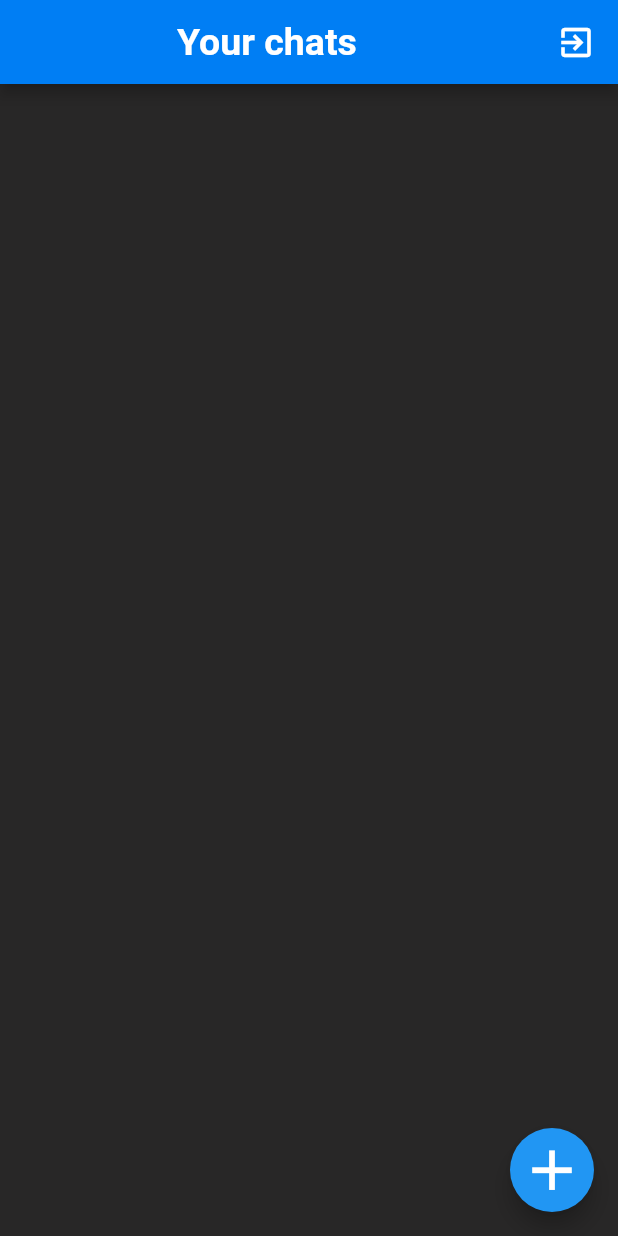
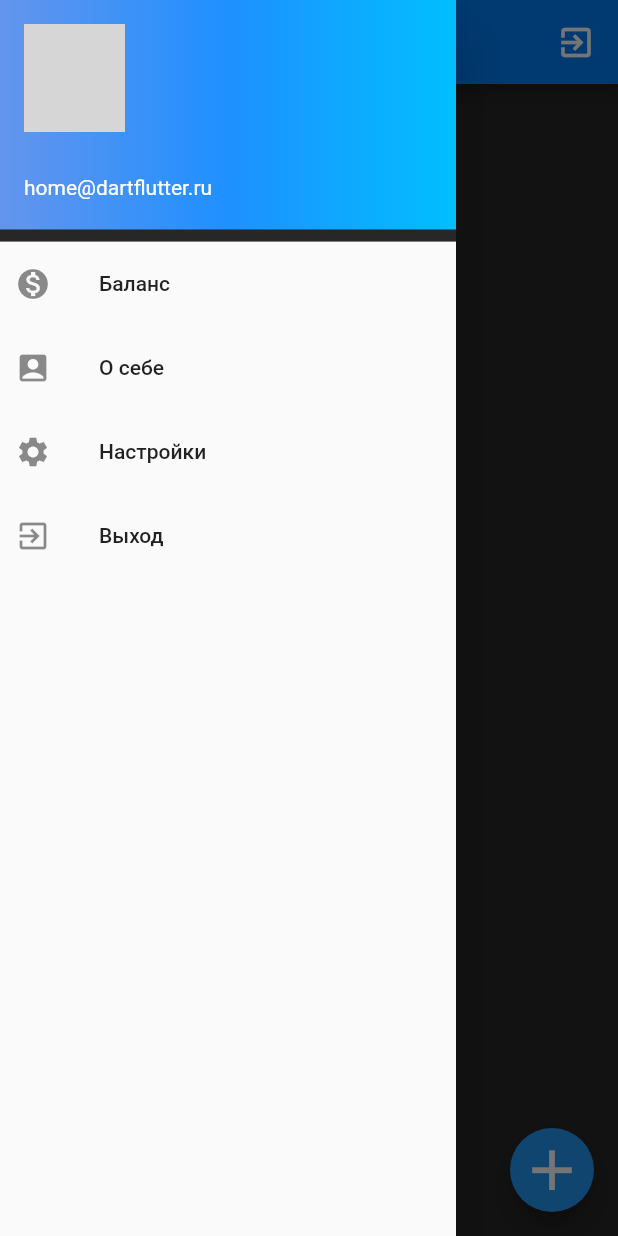
Before and after one commit to Oleksandr-Tkach1/flutter_chat_beta, a Flutter app: the screen it shows after launch, with the side drawer open (before the commit the screen has no drawer), on a phone screen of 412 x 824 dp. Run offline on Flutter 3.47's test engine with Material 2 defaults, Android fonts, the phone set to English and light mode, and no system bars; our stand-ins replace cloud_firestore, firebase_auth, firebase_core, shared_preferences; accounts and stored records are empty; network calls fail; grey boxes are pictures that could not be loaded.

Commit message:
Release (update)

```diff
--- a/lib/views/chatRoomsScreen.dart
+++ b/lib/views/chatRoomsScreen.dart
@@ -7,6 +7,7 @@ import 'package:flutter_chat_beta/services/auth.dart';
 import 'package:flutter_chat_beta/services/database.dart';
 import 'package:flutter_chat_beta/views/conversatoin_screen.dart';
 import 'package:flutter_chat_beta/views/search.dart';
+import 'package:flutter_chat_beta/widgets/widget.dart';
 class ChatRoomsScreen extends StatefulWidget {
   @override
   _ChatRoomsScreenState createState() => _ChatRoomsScreenState();
@@ -76,6 +77,7 @@ class _ChatRoomsScreenState extends State<ChatRoomsScreen> {
         ],
       ),
       body: chatRoomList(),
+      drawer: drawerStyle(),
       floatingActionButton: FloatingActionButton(
         child: Icon(Icons.add, color: Colors.white, size: 45,
         ),
--- a/lib/views/conversatoin_screen.dart
+++ b/lib/views/conversatoin_screen.dart
@@ -1,6 +1,7 @@
 import 'package:flutter/material.dart';
 import 'package:flutter_chat_beta/helper/constants.dart';
 import 'package:flutter_chat_beta/services/database.dart';
+import 'package:flutter_chat_beta/views/chatRoomsScreen.dart';
 import 'package:flutter_chat_beta/widgets/widget.dart';
 class ConversationScreen extends StatefulWidget {
   final String chatRoomId;
@@ -57,7 +58,9 @@ class _ConversationScreenState extends State<ConversationScreen> {
   @override
   Widget build(BuildContext context) {
     return Scaffold(
-      appBar: appBarMain(context),
+      appBar: AppBar(
+        //title: Text(),
+      ),
       body: Container(
         child: Stack(
           children: [
--- a/lib/views/search.dart
+++ b/lib/views/search.dart
@@ -1,7 +1,6 @@
 import 'package:cloud_firestore/cloud_firestore.dart';
 import 'package:flutter/material.dart';
 import 'package:flutter_chat_beta/helper/constants.dart';
-import 'package:flutter_chat_beta/helper/helperfunctions.dart';
 import 'package:flutter_chat_beta/services/database.dart';
 import 'package:flutter_chat_beta/widgets/widget.dart';
 import 'chatRoomsScreen.dart';
@@ -57,16 +56,14 @@ class _SearchState extends State<Search> {
         'chatrooId': chatRoomId
       };
       DatabaseMethods().createChatRoom(chatRoomId, chatRoomMap);
-      Navigator.push(
-        context,
-        MaterialPageRoute(
+      Navigator.push(context, MaterialPageRoute(
           builder: (context) => ConversationScreen(
             chatRoomId,
           ),
         ),
       );
     } else {
-      print('you cannot send message  to yourself');
+      print('you cannot send message to yourself');
     }
   }
 
@@ -106,6 +103,7 @@ class _SearchState extends State<Search> {
                   fontSize: 16,
                 ),
               ),
+              margin: EdgeInsets.symmetric(vertical: 10),
             ),
           ),
         ],
--- a/lib/widgets/widget.dart
+++ b/lib/widgets/widget.dart
@@ -1,4 +1,5 @@
 import 'package:flutter/material.dart';
+import 'package:flutter_chat_beta/helper/constants.dart';
 
 Widget appBarMain(BuildContext context) {
   return AppBar(
@@ -26,7 +27,90 @@ InputDecoration textFieldInputDecoration(String hintText) {
 }
 
 TextStyle simpleTextFieldStyle() {
-  return TextStyle(color: Colors.white,
+  return TextStyle(
+    color: Colors.white,
     fontSize: 20,
   );
 }
+
+Drawer drawerStyle() {
+  return Drawer(
+    child: ListView(
+      children: <Widget>[
+        Container(
+          color: Color(0xff282727),
+          child: DrawerHeader(
+            margin: EdgeInsets.zero,
+            padding: EdgeInsets.zero,
+            child: UserAccountsDrawerHeader(
+              decoration: BoxDecoration(
+                gradient: LinearGradient(colors: [
+                  const Color(0xff6495ed),
+                  const Color(0xff1e90ff),
+                  const Color(0xff00bfff),
+                ]),
+                //borderRadius: BorderRadius.circular(40),
+              ),
+              //margin: EdgeInsets.symmetric(horizontal: 15),
+              accountName: Text(Constants.myName, style: TextStyle(color: Colors.white, fontSize: 20),
+              ),
+              accountEmail: Text("home@dartflutter.ru"),
+              currentAccountPicture: Container(
+                margin: EdgeInsets.only(right: 5),
+                decoration: BoxDecoration(
+                  image: DecorationImage(
+                    image: Image.network(
+                            'https://www.zastavki.com/pictures/1920x1200/2011/Animals_Cats_Cat_in_the_glasses_032992_.jpg')
+                        .image,
+                    fit: BoxFit.cover,
+                  ),
+                  shape: BoxShape.circle,
+                  color: Colors.white,
+                ),
+              ),
+            ),
+          ),
+        ),
+        ListTile(
+          contentPadding: EdgeInsets.only(left: 10),
+          title: Text("Баланс"),
+          leading: Icon(Icons.monetization_on),
+          // onTap: () {
+          // Navigator.of(context).push(
+          // MaterialPageRoute(
+          // // Временно
+          // builder: (context) => AuthorrizationPageState()),
+          // );
+          // }
+        ),
+        ListTile(
+          contentPadding: EdgeInsets.only(left: 10),
+          title: Text("О себе"),
+          leading: Icon(Icons.account_box),
+          // onTap: () {
+          // Navigator.of(context).push(
+          // MaterialPageRoute(
+          // builder: (context) => AboutMe()),
+          // );
+          // }
+        ),
+        ListTile(
+            title: Text("Настройки"),
+            leading: Icon(Icons.settings),
+            contentPadding: EdgeInsets.only(left: 10),
+            onTap: () {}),
+        ListTile(
+          contentPadding: EdgeInsets.only(left: 10),
+          title: Text("Выход"),
+          leading: Icon(Icons.exit_to_app),
+          // onTap: () {
+          // Navigator.of(context).push(
+          // MaterialPageRoute(
+          // builder: (context) => AuthorrizationPageState()),
+          // );
+          // }
+        ),
+      ],
+    ),
+  );
+}
```
